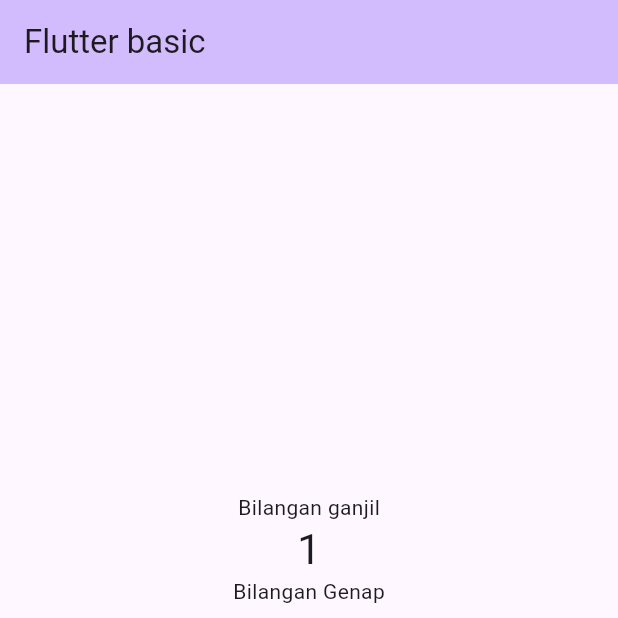
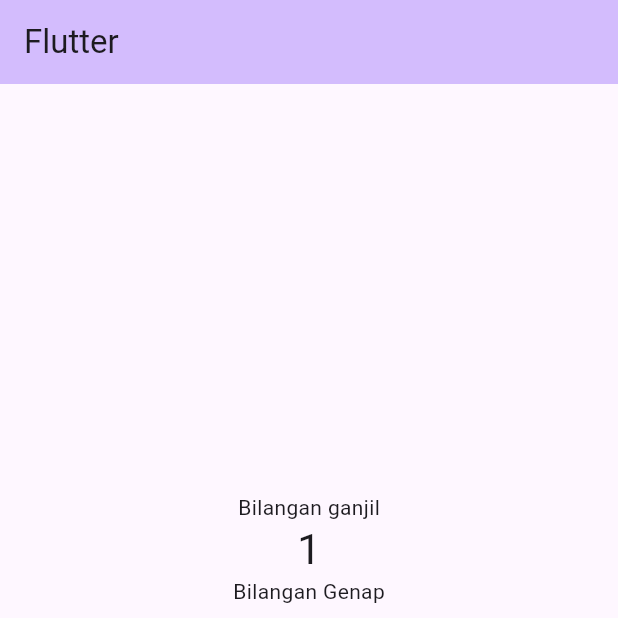
Before and after one commit to JEKI-77/flutter_basic, a Flutter app: the screen it shows after launch, on a phone screen of 412 x 824 dp, the top half of it. Run offline on Flutter 3.47's test engine with Material 3 defaults, Android fonts, the phone set to English and light mode, and no system bars.

Commit message:
firs commit

```diff
--- a/lib/main.dart
+++ b/lib/main.dart
@@ -1,4 +1,3 @@
-
 import 'package:flutter/material.dart';
 
 void main() {
@@ -12,12 +11,12 @@ class MyApp extends StatelessWidget {
   Widget build(BuildContext context) {
     return MaterialApp(
       debugShowCheckedModeBanner: false,
-      title: 'Flutter Demo',
+      title: 'Flutter Basic',
       theme: ThemeData(
         colorScheme: ColorScheme.fromSeed(seedColor: Colors.deepPurple),
         useMaterial3: true,
       ),
-      home: const MyHomePage(title: 'Flutter basic'),
+      home: const MyHomePage(title: 'Flutter'),
     );
   }
 }
@@ -49,8 +48,7 @@ class _MyHomePageState extends State<MyHomePage> {
         start = "";
       } else {
         if (_counter < myNrp.length) {
-          currentCharacter +=
-              myNrp[_counter];
+          currentCharacter += myNrp[_counter];
         }
         _counter++;
         _bilanganGanjil += 2;
```
